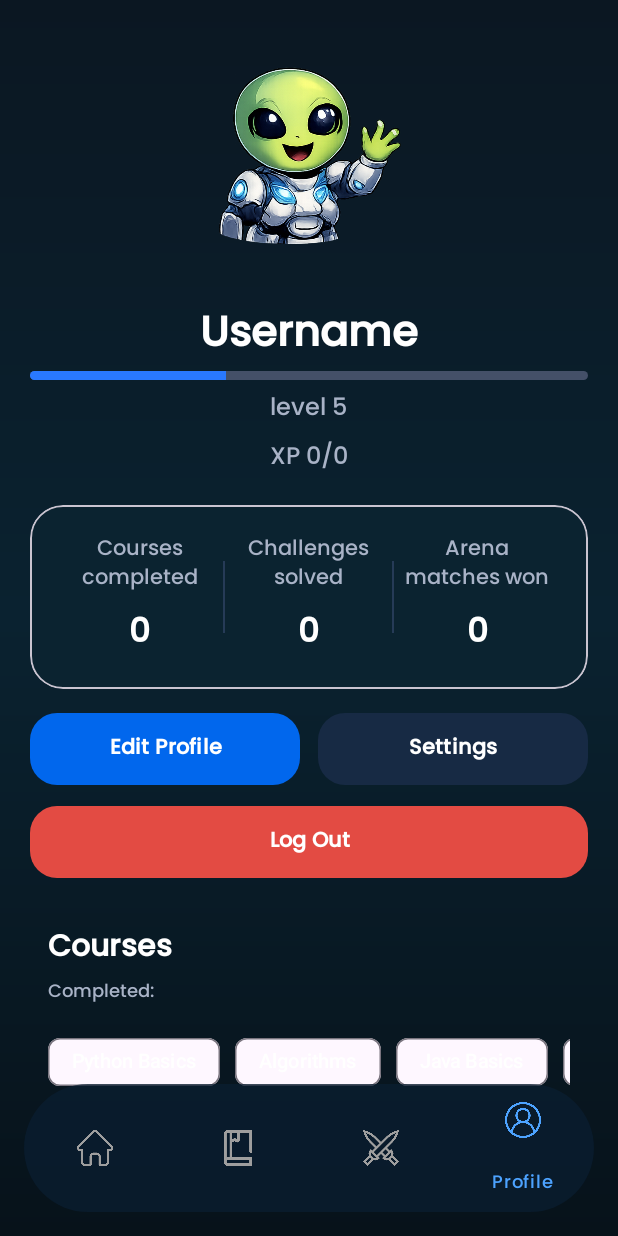
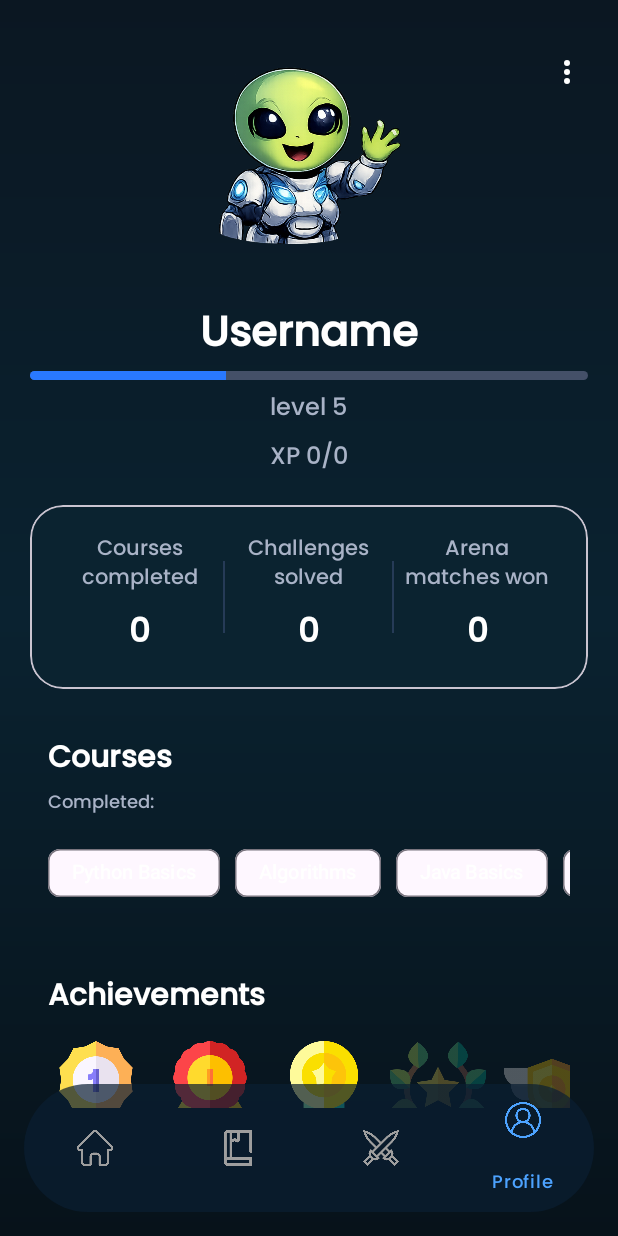
Before and after one commit to Amit-Halaly/GoCode, an Android app: the ProfileFragment screen opened through its navigation route, on a phone screen of 412 x 824 dp. Run offline under Robolectric (Android 15) with nearby library versions, the phone set to English and light mode, and no system bars; our stand-ins replace Firebase (no records; nobody signed in at launch, a user with empty details on screens opened directly), navigation-ui.

Commit message:
add dropdown menu in ProfileFragment.kt

```diff
--- a/app/src/main/java/com/example/gocode/ProfileFragment.kt
+++ b/app/src/main/java/com/example/gocode/ProfileFragment.kt
@@ -6,13 +6,14 @@ import android.os.Bundle
 import android.view.LayoutInflater
 import android.view.View
 import android.view.ViewGroup
+import android.widget.ImageButton
 import android.widget.ImageView
+import android.widget.PopupMenu
 import android.widget.ProgressBar
 import android.widget.TextView
 import androidx.fragment.app.Fragment
 import com.example.gocode.repositories.AvatarRepository
 import com.google.android.material.bottomnavigation.BottomNavigationView
-import com.google.android.material.button.MaterialButton
 import com.google.firebase.auth.FirebaseAuth
 import com.google.firebase.firestore.FirebaseFirestore
 import com.google.firebase.firestore.ListenerRegistration
@@ -39,6 +40,7 @@ class ProfileFragment : Fragment() {
         val achArenaFirstWin = view.findViewById<ImageView>(R.id.achArenaFirstWin)
         val achStreak7 = view.findViewById<ImageView>(R.id.achStreak7)
 
+        val btnProfileMenu = view.findViewById<ImageButton>(R.id.btnProfileMenu)
 
         val avatarIv = view.findViewById<ImageView>(R.id.avatarImage)
         val usernameTv = view.findViewById<TextView>(R.id.profileUsername)
@@ -49,10 +51,6 @@ class ProfileFragment : Fragment() {
         val coursesCompletedTv = view.findViewById<TextView>(R.id.profileCoursesCompleted)
         val challengesSolvedTv = view.findViewById<TextView>(R.id.profileChallengesSolved)
         val arenaWinsTv = view.findViewById<TextView>(R.id.profileArenaWins)
-
-        val btnEditProfile = view.findViewById<MaterialButton>(R.id.btnEditProfile)
-        val btnSettings = view.findViewById<MaterialButton>(R.id.btnSettings)
-        val btnLogout = view.findViewById<MaterialButton>(R.id.btnLogout)
 
         coursesCompletedTv.text = "0"
         challengesSolvedTv.text = "0"
@@ -88,19 +86,37 @@ class ProfileFragment : Fragment() {
             xpProgress.progress = xp.toInt().coerceIn(0, max)
         }
 
-        btnEditProfile.setOnClickListener {}
+        btnProfileMenu.setOnClickListener {
+            val popup = PopupMenu(view.context, btnProfileMenu)
+            popup.menuInflater.inflate(R.menu.profile_menu, popup.menu)
 
-        btnSettings.setOnClickListener {
-            requireActivity().findViewById<BottomNavigationView>(R.id.bottom_navigation).selectedItemId =
-                R.id.profileFragment
-        }
+            popup.setOnMenuItemClickListener { item ->
+                when (item.itemId) {
 
-        btnLogout.setOnClickListener {
-            auth.signOut()
+                    R.id.action_edit_profile -> {
+                        // TODO: Navigate to EditProfileFragment / Activity
+                        true
+                    }
 
-            val intent = Intent(requireContext(), LoginActivity::class.java)
-            intent.flags = Intent.FLAG_ACTIVITY_NEW_TASK or Intent.FLAG_ACTIVITY_CLEAR_TASK
-            startActivity(intent)
+                    R.id.action_settings -> {
+                        // TODO: Navigate to SettingsFragment / Activity
+                        true
+                    }
+
+                    R.id.action_logout -> {
+                        auth.signOut()
+                        val intent = Intent(requireContext(), LoginActivity::class.java)
+                        intent.flags =
+                            Intent.FLAG_ACTIVITY_NEW_TASK or Intent.FLAG_ACTIVITY_CLEAR_TASK
+                        startActivity(intent)
+                        true
+                    }
+
+                    else -> false
+                }
+            }
+
+            popup.show()
         }
 
 
--- /dev/null
+++ b/app/src/main/res/drawable/ic_more_vert.xml
@@ -0,0 +1,12 @@
+<?xml version="1.0" encoding="utf-8"?>
+<vector xmlns:android="http://schemas.android.com/apk/res/android"
+    android:width="24dp"
+    android:height="24dp"
+    android:viewportWidth="24"
+    android:viewportHeight="24">
+    <path
+        android:fillColor="#FFFFFF"
+        android:pathData="M12,8a2,2 0 1,0 0,-4a2,2 0 1,0 0,4z
+                          M12,14a2,2 0 1,0 0,-4a2,2 0 1,0 0,4z
+                          M12,20a2,2 0 1,0 0,-4a2,2 0 1,0 0,4z"/>
+</vector>
--- a/app/src/main/res/layout/fragment_home.xml
+++ b/app/src/main/res/layout/fragment_home.xml
@@ -6,7 +6,7 @@
 
     <LinearLayout
         android:layout_width="match_parent"
-        android:layout_height="wrap_content"
+        android:layout_height="match_parent"
         android:orientation="vertical"
         android:paddingBottom="22dp">
 
--- a/app/src/main/res/layout/fragment_profile.xml
+++ b/app/src/main/res/layout/fragment_profile.xml
@@ -1,11 +1,36 @@
 <?xml version="1.0" encoding="utf-8"?>
-<androidx.core.widget.NestedScrollView xmlns:android="http://schemas.android.com/apk/res/android"
+<androidx.constraintlayout.widget.ConstraintLayout xmlns:android="http://schemas.android.com/apk/res/android"
     xmlns:app="http://schemas.android.com/apk/res-auto"
-    android:id="@+id/profileScroll"
+    android:id="@+id/profileRoot"
     android:layout_width="match_parent"
     android:layout_height="match_parent"
-    android:background="@drawable/bg_app_gradient"
-    android:fillViewport="true">
+    android:background="@drawable/bg_app_gradient">
+
+    <ImageButton
+        android:id="@+id/btnProfileMenu"
+        android:layout_width="44dp"
+        android:layout_height="55dp"
+        android:layout_marginTop="20dp"
+        android:layout_marginEnd="12dp"
+        android:background="@android:color/transparent"
+        android:contentDescription="Profile menu"
+        android:padding="10dp"
+        android:elevation="16dp"
+        app:layout_constraintEnd_toEndOf="parent"
+        app:layout_constraintTop_toTopOf="parent"
+        app:srcCompat="@drawable/ic_more_vert"
+        app:tint="@android:color/white" />
+
+    <androidx.core.widget.NestedScrollView
+        android:id="@+id/profileScroll"
+        android:layout_width="0dp"
+        android:layout_height="match_parent"
+        android:fillViewport="true"
+        android:overScrollMode="never"
+        app:layout_constraintTop_toBottomOf="@id/btnProfileMenu"
+        app:layout_constraintBottom_toBottomOf="parent"
+        app:layout_constraintStart_toStartOf="parent"
+        app:layout_constraintEnd_toEndOf="parent">
 
     <LinearLayout
             android:layout_width="match_parent"
@@ -28,7 +53,6 @@
                 android:scaleType="centerCrop"
                 android:src="@drawable/avatar_alien" />
 
-
             <TextView
                 android:id="@+id/profileUsername"
                 android:layout_width="wrap_content"
@@ -47,10 +71,7 @@
                 android:layout_height="6dp"
                 android:max="1000"
                 android:progress="350"
-            android:progressDrawable="@drawable/progress_rounded"
-            app:layout_constraintBottom_toBottomOf="parent"
-            app:layout_constraintEnd_toEndOf="parent"
-            app:layout_constraintStart_toStartOf="parent" />
+                android:progressDrawable="@drawable/progress_rounded" />
 
             <TextView
                 android:id="@+id/profileLevelText"
@@ -84,8 +105,8 @@
                 <LinearLayout
                     android:layout_width="match_parent"
                     android:layout_height="wrap_content"
+                    android:background="@drawable/bg_home_cards"
                     android:gravity="center"
-                android:background="@drawable/bg_home_cards"
                     android:orientation="horizontal"
                     android:padding="18dp">
 
@@ -181,69 +202,14 @@
 
             </com.google.android.material.card.MaterialCardView>
 
-        <LinearLayout
-            android:layout_width="match_parent"
-            android:layout_height="wrap_content"
-            android:layout_marginTop="16dp"
-            android:orientation="horizontal">
-
-            <com.google.android.material.button.MaterialButton
-                android:id="@+id/btnEditProfile"
-                android:layout_width="0dp"
-                android:layout_height="wrap_content"
-                android:layout_weight="1"
-                android:insetTop="0dp"
-                android:insetBottom="0dp"
-                android:text="Edit Profile"
-                android:textAllCaps="false"
-                android:textColor="@color/white"
-                android:textSize="14sp"
-                android:textStyle="bold"
-                app:backgroundTint="@color/btn_primary"
-                app:cornerRadius="18dp" />
-
-            <Space
-                android:layout_width="12dp"
-                android:layout_height="1dp" />
-
-            <com.google.android.material.button.MaterialButton
-                android:id="@+id/btnSettings"
-                android:layout_width="0dp"
-                android:layout_height="wrap_content"
-                android:layout_weight="1"
-                android:insetTop="0dp"
-                android:insetBottom="0dp"
-                android:text="Settings"
-                android:textAllCaps="false"
-                android:textColor="@color/white"
-                android:textSize="14sp"
-                android:textStyle="bold"
-                app:backgroundTint="#172A44"
-                app:cornerRadius="18dp" />
-        </LinearLayout>
-
-        <com.google.android.material.button.MaterialButton
-            android:id="@+id/btnLogout"
-            android:layout_width="match_parent"
-            android:layout_height="wrap_content"
-            android:layout_marginTop="14dp"
-            android:insetTop="0dp"
-            android:insetBottom="0dp"
-            android:text="Log Out"
-            android:textAllCaps="false"
-            android:textColor="@color/white"
-            android:textSize="14sp"
-            android:textStyle="bold"
-            app:backgroundTint="@color/profile_lo_red"
-            app:cornerRadius="18dp" />
-
+            <!-- Courses Card -->
             <com.google.android.material.card.MaterialCardView
                 android:id="@+id/profileCoursesCard"
                 android:layout_width="match_parent"
                 android:layout_height="wrap_content"
                 android:layout_marginTop="18dp"
+                app:cardBackgroundColor="@android:color/transparent"
                 app:cardCornerRadius="22dp"
-            app:cardBackgroundColor="@android:color/transparent"
                 app:cardElevation="0dp"
                 app:strokeWidth="0dp">
 
@@ -308,7 +274,6 @@
                         </LinearLayout>
                     </HorizontalScrollView>
 
-
                 </LinearLayout>
 
             </com.google.android.material.card.MaterialCardView>
@@ -319,8 +284,8 @@
                 android:layout_width="match_parent"
                 android:layout_height="wrap_content"
                 android:layout_marginTop="18dp"
+                app:cardBackgroundColor="@android:color/transparent"
                 app:cardCornerRadius="22dp"
-            app:cardBackgroundColor="@android:color/transparent"
                 app:cardElevation="0dp"
                 app:strokeWidth="0dp">
 
@@ -330,7 +295,6 @@
                     android:orientation="vertical"
                     android:padding="12dp">
 
-                <!-- Title -->
                     <TextView
                         android:layout_width="wrap_content"
                         android:layout_height="wrap_content"
@@ -339,7 +303,6 @@
                         android:textSize="20sp"
                         android:textStyle="bold" />
 
-                <!-- Horizontal scroll -->
                     <HorizontalScrollView
                         android:layout_width="match_parent"
                         android:layout_height="wrap_content"
@@ -377,24 +340,24 @@
                                 android:layout_width="64dp"
                                 android:layout_height="64dp"
                                 android:layout_marginEnd="12dp"
-                            android:src="@drawable/ach_challenges_10"
-                            android:alpha="0.3" />
+                                android:alpha="0.3"
+                                android:src="@drawable/ach_challenges_10" />
 
                             <ImageView
                                 android:id="@+id/achArenaFirstWin"
                                 android:layout_width="64dp"
                                 android:layout_height="64dp"
                                 android:layout_marginEnd="12dp"
-                            android:src="@drawable/ach_arena_first_win"
-                            android:alpha="0.3" />
+                                android:alpha="0.3"
+                                android:src="@drawable/ach_arena_first_win" />
 
                             <ImageView
                                 android:id="@+id/achStreak7"
                                 android:layout_width="64dp"
                                 android:layout_height="64dp"
                                 android:layout_marginEnd="12dp"
-                            android:src="@drawable/ach_streak_7"
-                            android:alpha="0.3" />
+                                android:alpha="0.3"
+                                android:src="@drawable/ach_streak_7" />
 
                         </LinearLayout>
                     </HorizontalScrollView>
@@ -403,8 +366,8 @@
 
             </com.google.android.material.card.MaterialCardView>
 
-
-
         </LinearLayout>
 
     </androidx.core.widget.NestedScrollView>
+
+</androidx.constraintlayout.widget.ConstraintLayout>
--- /dev/null
+++ b/app/src/main/res/menu/profile_menu.xml
@@ -0,0 +1,16 @@
+<?xml version="1.0" encoding="utf-8"?>
+<menu xmlns:android="http://schemas.android.com/apk/res/android">
+
+    <item
+        android:id="@+id/action_edit_profile"
+        android:title="Edit Profile" />
+
+    <item
+        android:id="@+id/action_settings"
+        android:title="Settings" />
+
+    <item
+        android:id="@+id/action_logout"
+        android:title="Log Out" />
+
+</menu>
--- a/app/src/main/res/values/colors.xml
+++ b/app/src/main/res/values/colors.xml
@@ -29,6 +29,10 @@
     <!-- profile screen  -->
     <color name="profile_lo_red">#E34B43</color>
 
+    <!-- danger / destructive actions -->
+    <color name="gc_danger">@color/profile_lo_red</color>
+
+
     <!-- Status bar -->
     <color name="status_bar_scrim">#B3001028</color>
 
```
Also changed, not shown: app/src/main/res/drawable/ic_arrowback.png (added). Lines whose indentation alone changed are shown as unchanged.
